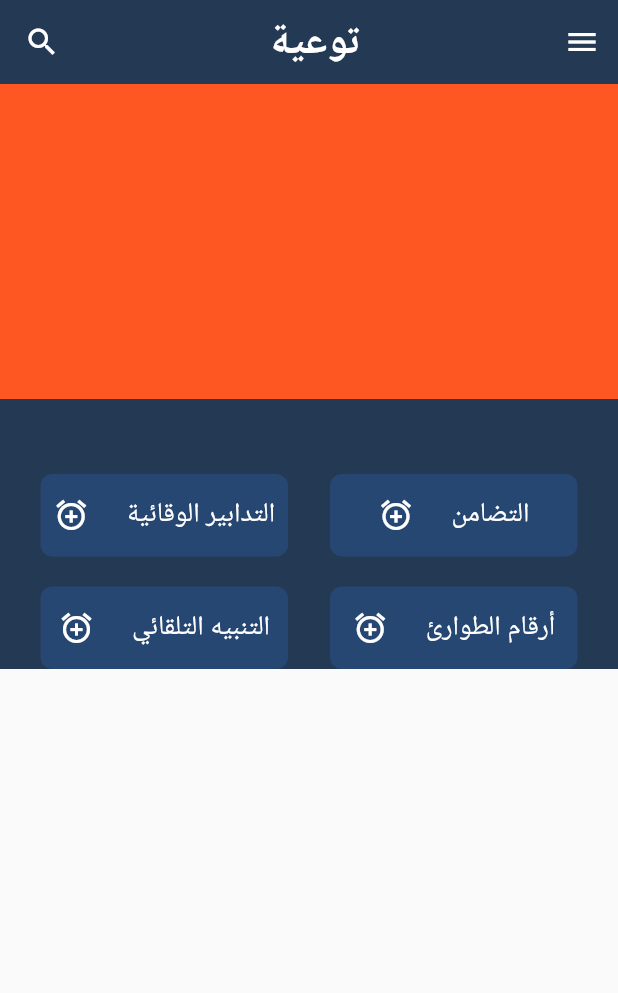
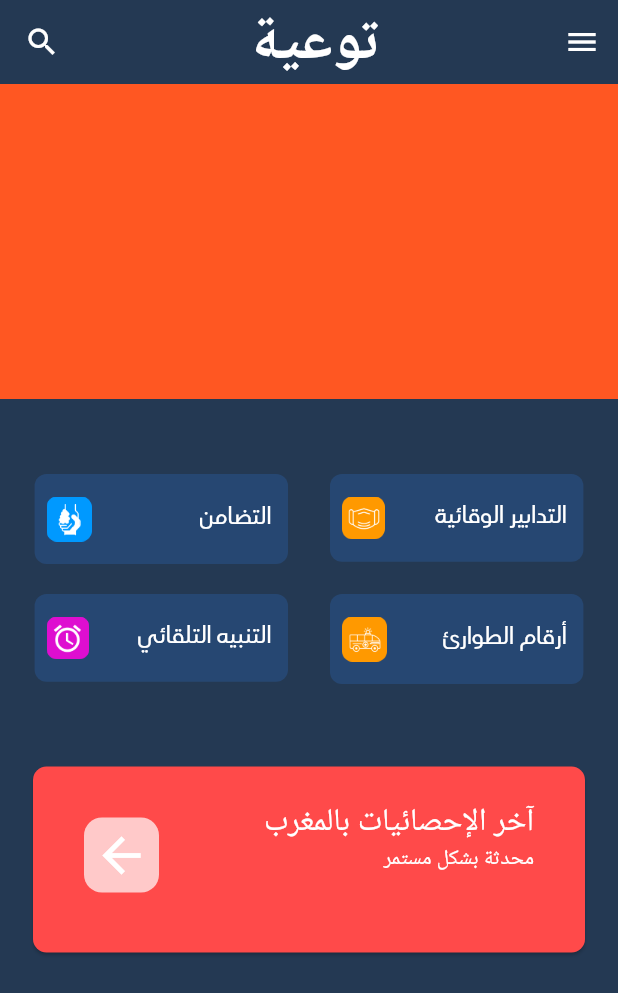
Before and after one commit to BrahimAkar/Covid19, a Flutter app: the screen it shows after launch, on a phone screen of 412 x 824 dp. Shown: the top 993 px of the screen. Run offline on Flutter 3.47's test engine with Material 2 defaults, Android fonts, the phone set to English and light mode, and no system bars.

Commit message:
first commit

```diff
--- a/lib/screens/home_screen.dart
+++ b/lib/screens/home_screen.dart
@@ -1,4 +1,6 @@
 import 'package:flutter/material.dart';
+import 'package:imback/widgets/bottomCard.dart';
+import 'package:imback/widgets/middleCard.dart';
 import 'package:imback/widgets/raisedButton.dart';
 
 class HomeScreen extends StatefulWidget {
@@ -20,7 +22,7 @@ class _HomeScreenState extends State<HomeScreen> {
         title: Center(
           child: Text(
             'توعية',
-            style: TextStyle(fontSize: 28, fontWeight: FontWeight.bold),
+            style: TextStyle(fontSize: 40, fontWeight: FontWeight.bold),
           ),
         ),
         actions: <Widget>[
@@ -30,8 +32,7 @@ class _HomeScreenState extends State<HomeScreen> {
           ),
         ],
       ),
-      body: SingleChildScrollView(
-        child: Container(
+      body: Container(
         color: Color(0XFF243953),
         child: Column(
           children: <Widget>[
@@ -39,42 +40,22 @@ class _HomeScreenState extends State<HomeScreen> {
               color: Colors.deepOrange,
               height: 210,
             ),
+
             SizedBox(
               height: 50,
             ),
-              Row(
-                mainAxisAlignment: MainAxisAlignment.center,
-                children: <Widget>[
-                  Wrap(
-                    spacing: 28.0, // gap between adjacent chips
-                    runSpacing: 20, // gap between lines
-                    direction: Axis.horizontal, // main axis (rows or columns)
-                    children: <Widget>[
-                      RaisedButtonHome('التدابير الوقائية'),
-                      RaisedButtonHome('التضامن'),
+
+            // MiddleCard
+            MiddleCard(),
+
+            SizedBox(
+              height: 33,
+            ),
+
+            // BottomCard
+
+            ButtomCard(),
           ],
-                  ),
-                ],
-              ),
-              SizedBox(
-                height: 20,
-              ),
-              Row(
-                mainAxisAlignment: MainAxisAlignment.center,
-                children: <Widget>[
-                  Wrap(
-                    spacing: 28.0, // gap between adjacent chips
-                    runSpacing: 20, // gap between lines
-                    direction: Axis.horizontal, // main axis (rows or columns)
-                    children: <Widget>[
-                        RaisedButtonHome('التنبيه التلقائي'),
-                       RaisedButtonHome('أرقام الطوارئ'),
-                    ],
-                  ),
-                ],
-              ),
-            ],
-          ),
         ),
       ),
     );
--- /dev/null
+++ b/lib/widgets/bottomCard.dart
@@ -0,0 +1,47 @@
+import 'package:flutter/material.dart';
+
+class ButtomCard extends StatelessWidget {
+  @override
+  Widget build(BuildContext context) {
+    return Padding(
+      padding: const EdgeInsets.all(18.0),
+      child: Card(
+        color: Color(0xffFF4A4A),
+        shape: RoundedRectangleBorder(
+          borderRadius: BorderRadius.circular(9.0),
+        ),
+        child: Padding(
+          padding: const EdgeInsets.all(18.0),
+          child: ListTile(
+            leading: GestureDetector(
+              onTap: () => print('Taper' + DateTime.now().toString()),
+              child: Container(
+                decoration: BoxDecoration(
+                    color: Colors.white70,
+                    borderRadius: BorderRadius.all(Radius.circular(12))),
+                height: 50,
+                width: 50,
+                child: Icon(
+                  Icons.arrow_back,
+                  size: 38,
+                  color: Colors.white,
+                ),
+              ),
+            ),
+            title: Text(
+              'آخر الإحصائيات بالمغرب',
+              style: TextStyle(color: Colors.white, fontSize: 21),
+              textAlign: TextAlign.right,
+            ),
+            subtitle: Text(
+              'محدثة بشكل مستمر',
+              style: TextStyle(color: Colors.white),
+              textAlign: TextAlign.right,
+            ),
+            isThreeLine: true,
+          ),
+        ),
+      ),
+    );
+  }
+}
--- /dev/null
+++ b/lib/widgets/middleCard.dart
@@ -0,0 +1,43 @@
+import 'package:flutter/material.dart';
+import 'raisedButton.dart';
+
+class MiddleCard extends StatelessWidget {
+  @override
+  Widget build(BuildContext context) {
+    return Column(
+      children: <Widget>[
+        Row(
+          mainAxisAlignment: MainAxisAlignment.center,
+          children: <Widget>[
+            Wrap(
+              spacing: 28.0, // gap between adjacent chips
+              runSpacing: 20, // gap between lines
+              direction: Axis.horizontal, // main axis (rows or columns)
+              children: <Widget>[
+                RaisedButtonHome('التضامن', 'tadamon'),
+                RaisedButtonHome('التدابير الوقائية', 'wikaya'),
+              ],
+            ),
+          ],
+        ),
+        SizedBox(
+          height: 20,
+        ),
+        Row(
+          mainAxisAlignment: MainAxisAlignment.center,
+          children: <Widget>[
+            Wrap(
+              spacing: 28.0, // gap between adjacent chips
+              runSpacing: 20, // gap between lines
+              direction: Axis.horizontal, // main axis (rows or columns)
+              children: <Widget>[
+                RaisedButtonHome('التنبيه التلقائي', 'tanbih'),
+                RaisedButtonHome('أرقام الطوارئ', 'tawari'),
+              ],
+            ),
+          ],
+        ),
+      ],
+    );
+  }
+}
--- a/lib/widgets/raisedButton.dart
+++ b/lib/widgets/raisedButton.dart
@@ -2,32 +2,31 @@ import 'package:flutter/material.dart';
 
 class RaisedButtonHome extends StatelessWidget {
   final text;
+  final img;
 
-  RaisedButtonHome(this.text);
+  RaisedButtonHome(this.text, this.img);
 
   @override
   Widget build(BuildContext context) {
-    return ButtonTheme(
-      minWidth: 165,
-      height: 53,
+    return Container(
+      width: MediaQuery.of(context).size.width * 0.41,
       child: RaisedButton(
         shape: RoundedRectangleBorder(
           borderRadius: BorderRadius.circular(8.0),
         ),
         elevation: 0.0,
-        padding: EdgeInsets.only(top: 15, bottom: 15, right: 8, left: 8),
+        padding: EdgeInsets.only(top: 15, bottom: 15, right: 11, left: 8),
         child: Row(
+          mainAxisAlignment: MainAxisAlignment.spaceBetween,
           children: <Widget>[
-            Icon(
-              Icons.add_alarm,
-              color: Colors.white,
-            ),
+            Image.asset('assets/images/$img.png', scale: 4),
             SizedBox(
               width: 25,
             ),
             Text(
               text,
-              style: TextStyle(color: Colors.white, fontSize: 18),
+              style: TextStyle(
+                  color: Colors.white, fontSize: 15, fontFamily: 'Questv'),
             )
           ],
         ),
```
Also changed, not shown: pubspec.yaml (+4 -14 lines), assets/fonts/QuestvRegular.ttf (added), assets/images/tadamon.png (added), assets/images/tanbih.png (added), assets/images/tawari.png (added), assets/images/wikaya.png (added). Lines whose indentation alone changed are shown as unchanged.
